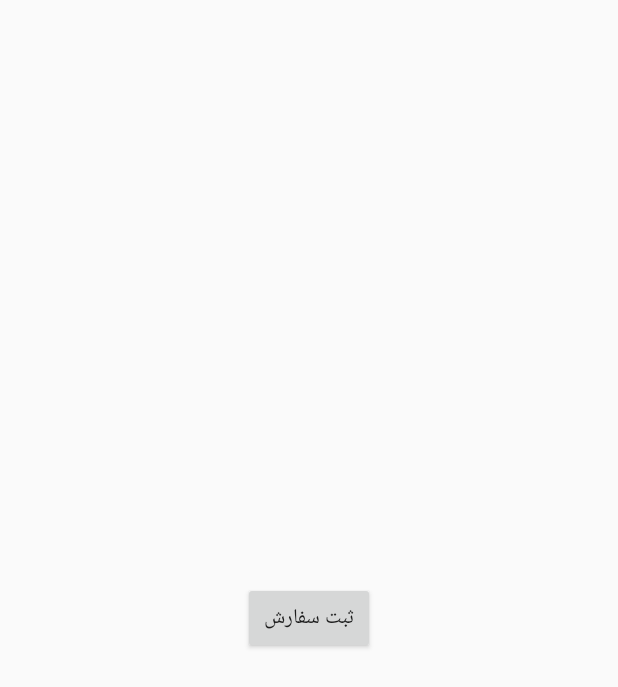
After one commit to mabahmani/OnlineShoppingApp, an Android app: the CheckoutActivity screen opened directly, with no data from a screen before it, on a phone screen of 412 x 824 dp. The commit adds this screen. Shown: the top 687 px of the screen. Run offline under Robolectric (Android 15) with nearby library versions, the phone set to English and light mode, and no system bars.

Commit message:
Add checkout Api.

```diff
--- a/app/src/main/AndroidManifest.xml
+++ b/app/src/main/AndroidManifest.xml
@@ -21,7 +21,8 @@
         <activity android:name=".SignInActivity" />
         <activity android:name=".SignUpActivity" />
         <activity android:name=".ProductsActivity" />
-        <activity android:name=".AddressActivity"></activity>
+        <activity android:name=".AddressActivity" />
+        <activity android:name=".CheckoutActivity"></activity>
     </application>
 
 </manifest>
--- /dev/null
+++ b/app/src/main/java/com/mab/onlineshopping/CheckoutActivity.java
@@ -0,0 +1,103 @@
+package com.mab.onlineshopping;
+
+import android.support.v7.app.AppCompatActivity;
+import android.os.Bundle;
+import android.view.View;
+import android.widget.Button;
+import android.widget.Toast;
+
+import com.mab.onlineshopping.Data.CheckoutController;
+import com.mab.onlineshopping.Data.GetCartProductsController;
+import com.mab.onlineshopping.Data.OnlineShoppingApi;
+import com.mab.onlineshopping.Data.UserPreferencesManager;
+import com.mab.onlineshopping.Model.CartProduct;
+import com.mab.onlineshopping.Model.CartProductsResponse;
+import com.mab.onlineshopping.Model.Checkout;
+import com.mab.onlineshopping.Model.CheckoutProduct;
+import com.mab.onlineshopping.Model.UserUsername;
+
+import java.util.ArrayList;
+import java.util.List;
+
+import okhttp3.ResponseBody;
+
+public class CheckoutActivity extends AppCompatActivity {
+    private Button checkoutBtn;
+
+    private Checkout checkout = new Checkout();
+    private int totalPrice;
+    private String addressId;
+    private List<CheckoutProduct> products = new ArrayList<>();
+
+    @Override
+    protected void onCreate(Bundle savedInstanceState) {
+        super.onCreate(savedInstanceState);
+        setContentView(R.layout.activity_checkout);
+
+        getCartProductsInfo();
+        findViews();
+
+        checkoutBtn.setOnClickListener(new View.OnClickListener() {
+            @Override
+            public void onClick(View view) {
+                OnlineShoppingApi.CheckoutCallBack checkoutCallBack = new OnlineShoppingApi.CheckoutCallBack() {
+                    @Override
+                    public void onResponse(ResponseBody responseBody) {
+                        Toast.makeText(getApplicationContext(),"ثبت شد!",Toast.LENGTH_LONG).show();
+                    }
+
+                    @Override
+                    public void onFailure(String cause) {
+
+                    }
+                };
+
+                CheckoutController checkoutController = new CheckoutController(checkoutCallBack);
+                checkoutController.start(
+                        "bearer "+ UserPreferencesManager.getInstance(getApplicationContext()).getAccessToken(),
+                        checkout
+                );
+            }
+        });
+    }
+
+    private void getCartProductsInfo() {
+        totalPrice = getIntent().getIntExtra("totalPrice",0);
+        addressId = getIntent().getStringExtra("addressId");
+
+        OnlineShoppingApi.GetCartProductsCallBack getCartProductsCallBack = new OnlineShoppingApi.GetCartProductsCallBack() {
+            @Override
+            public void onResponse(CartProductsResponse cartProductsResponse) {
+                for (CartProduct cartProduct : cartProductsResponse.getCartProductList()){
+                    CheckoutProduct checkoutProduct = new CheckoutProduct();
+                    checkoutProduct.setCount(cartProduct.getCount());
+                    checkoutProduct.setProductId(cartProduct.getProductId());
+                    products.add(checkoutProduct);
+                }
+
+                checkout.setAddressId(addressId);
+                checkout.setTotalPrice(totalPrice);
+                checkout.setUsername(UserPreferencesManager.getInstance(getApplicationContext()).getUsername());
+                checkout.setProducts(products);
+            }
+
+            @Override
+            public void onFailure(String cause) {
+
+            }
+
+        };
+
+        UserUsername userUsername = new UserUsername();
+        userUsername.setUsername(UserPreferencesManager.getInstance(getApplicationContext()).getUsername());
+        GetCartProductsController getCartProductsController = new GetCartProductsController(getCartProductsCallBack);
+        getCartProductsController.start(
+                "bearer " + UserPreferencesManager.getInstance(getApplicationContext()).getAccessToken(),
+                userUsername
+        );
+    }
+
+    private void findViews() {
+        checkoutBtn = findViewById(R.id.checkout);
+    }
+}
--- a/app/src/main/java/com/mab/onlineshopping/Data/OnlineShoppingApi.java
+++ b/app/src/main/java/com/mab/onlineshopping/Data/OnlineShoppingApi.java
@@ -7,6 +7,7 @@ import com.mab.onlineshopping.Model.AddToCartResponse;
 import com.mab.onlineshopping.Model.AddressResponse;
 import com.mab.onlineshopping.Model.CartProductsResponse;
 import com.mab.onlineshopping.Model.ChangeProductCountResponse;
+import com.mab.onlineshopping.Model.Checkout;
 import com.mab.onlineshopping.Model.ProductCount;
 import com.mab.onlineshopping.Model.ProductId;
 import com.mab.onlineshopping.Model.ProductsResponse;
@@ -109,13 +110,22 @@ public interface OnlineShoppingApi {
             @Body UserUsername userUsername
             );
 
-
     @Headers("X-Backtory-Object-Storage-Id:5a154d2fe4b03ffa0436a535")
     @DELETE
     Call<ResponseBody> deleteAddress(
             @Url String url,
             @Header("Authorization") String accessToken
             );
+
+
+    @Headers("X-Backtory-Object-Storage-Id:5a154d2fe4b03ffa0436a535")
+    @POST("object-storage/classes/Order")
+    Call<ResponseBody> checkout(
+            @Header("Authorization") String accessToken,
+            @Body Checkout checkout
+            );
+
+
 
 
     interface LoginUserCallBack{
@@ -172,4 +182,9 @@ public interface OnlineShoppingApi {
         void onResponse(ResponseBody responseBody);
         void onFailure(String cause);
     }
+
+    interface CheckoutCallBack{
+        void onResponse(ResponseBody responseBody);
+        void onFailure(String cause);
+    }
 }
--- /dev/null
+++ b/app/src/main/java/com/mab/onlineshopping/Model/Checkout.java
@@ -0,0 +1,45 @@
+package com.mab.onlineshopping.Model;
+
+import java.util.List;
+
+public class Checkout {
+    private String username;
+    private String addressId;
+    private int totalPrice;
+    private List<CheckoutProduct> products;
+
+    public Checkout() {
+    }
+
+    public String getUsername() {
+        return username;
+    }
+
+    public void setUsername(String username) {
+        this.username = username;
+    }
+
+    public String getAddressId() {
+        return addressId;
+    }
+
+    public void setAddressId(String addressId) {
+        this.addressId = addressId;
+    }
+
+    public int getTotalPrice() {
+        return totalPrice;
+    }
+
+    public void setTotalPrice(int totalPrice) {
+        this.totalPrice = totalPrice;
+    }
+
+    public List<CheckoutProduct> getProducts() {
+        return products;
+    }
+
+    public void setProducts(List<CheckoutProduct> products) {
+        this.products = products;
+    }
+}
--- /dev/null
+++ b/app/src/main/res/layout/activity_checkout.xml
@@ -0,0 +1,19 @@
+<?xml version="1.0" encoding="utf-8"?>
+<android.support.constraint.ConstraintLayout xmlns:android="http://schemas.android.com/apk/res/android"
+    xmlns:app="http://schemas.android.com/apk/res-auto"
+    xmlns:tools="http://schemas.android.com/tools"
+    android:layout_width="match_parent"
+    android:layout_height="match_parent"
+    tools:context=".CheckoutActivity">
+
+    <Button
+        android:id="@+id/checkout"
+        android:layout_width="wrap_content"
+        app:layout_constraintLeft_toLeftOf="parent"
+        app:layout_constraintRight_toRightOf="parent"
+        app:layout_constraintTop_toTopOf="parent"
+        app:layout_constraintBottom_toBottomOf="parent"
+        android:text="@string/final_chaekout"
+        android:layout_height="wrap_content" />
+
+</android.support.constraint.ConstraintLayout>
--- a/app/src/main/res/values/strings.xml
+++ b/app/src/main/res/values/strings.xml
@@ -14,4 +14,5 @@
     <string name="new_address">ادرس جدید</string>
     <string name="add_address">افزودن ادرس</string>
     <string name="remove_address">remove_address</string>
+    <string name="final_chaekout">ثبت سفارش</string>
 </resources>
```
Also changed, not shown: app/src/main/java/com/mab/onlineshopping/AddressActivity.java (+24 -0 lines), app/src/main/java/com/mab/onlineshopping/CartFargment.java (+9 -0 lines), app/src/main/java/com/mab/onlineshopping/Data/CheckoutController.java (added, +39 -0 lines), app/src/main/java/com/mab/onlineshopping/Model/CheckoutProduct.java (added, +25 -0 lines).
